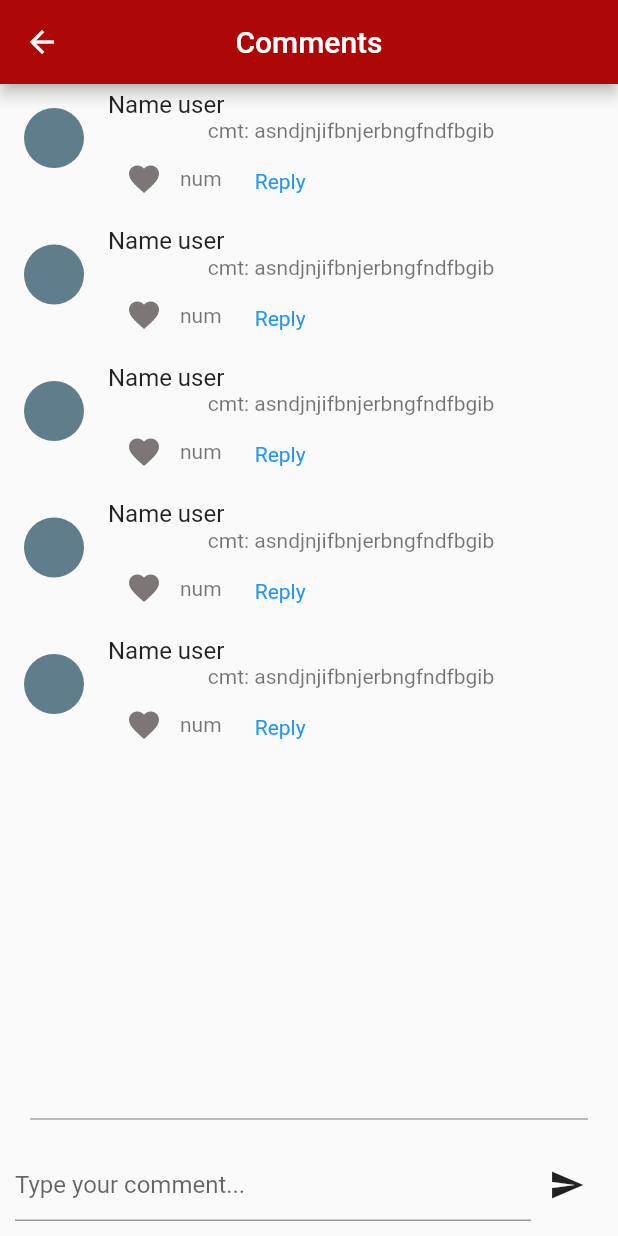
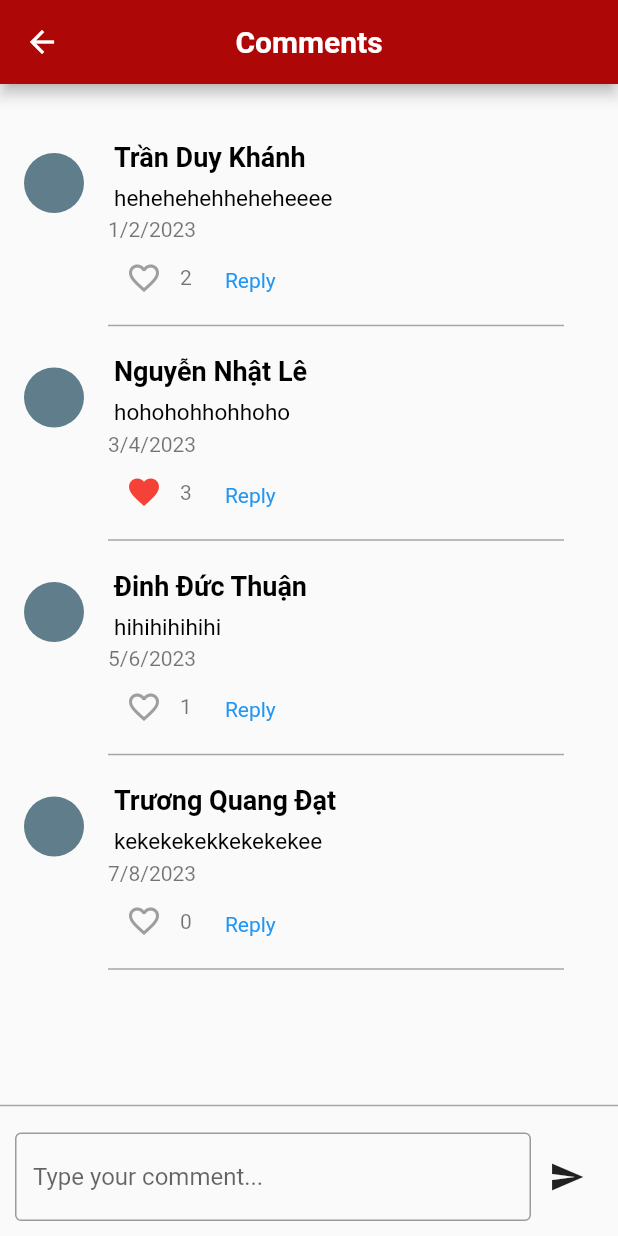
Before and after one commit to duykhanhxx03/ui-project-hochiminh-museum, a Flutter app: the screen it shows after launch, on a phone screen of 412 x 824 dp. Run offline on Flutter 3.47's test engine with Material 2 defaults, Android fonts, the light colour scheme and no system bars; drawn by our look-alikes of keyboard_dismisser.

Commit message:
Update comment screen

```diff
--- /dev/null
+++ b/lib/data/comment_data.dart
@@ -0,0 +1,28 @@
+import 'package:ui_project_hochiminh_museum/models/comment_info.dart';
+
+List<CommentInfo> commentList = [
+  CommentInfo(
+    userId: '1',
+    content: "hehehehehheheheeee",
+    userLiked: ['1', '4'],
+    date: DateTime(2023, 1, 2),
+  ),
+  CommentInfo(
+    userId: '2',
+    content: "hohohohhohhoho ",
+    userLiked: ['1', '3', '2'],
+    date: DateTime(2023, 3, 4),
+  ),
+  CommentInfo(
+    userId: '3',
+    content: "hihihihihihi",
+    userLiked: ['1'],
+    date: DateTime(2023, 5, 6),
+  ),
+  CommentInfo(
+    userId: '4',
+    content: "kekekekekkekekekee",
+    userLiked: [],
+    date: DateTime(2023, 7, 8),
+  ),
+];
--- a/lib/data/user_data.dart
+++ b/lib/data/user_data.dart
@@ -1 +1,8 @@
-import 'package:ui_project_hochiminh_museum/screens/quiz/review.dart';
+import 'package:ui_project_hochiminh_museum/models/user_info.dart';
+
+const userList = [
+  UserInfo(id: 1, userName: 'duykhanhxx03', fullName: "Trần Duy Khánh"),
+  UserInfo(id: 2, userName: 'leeee', fullName: "Nguyễn Nhật Lê"),
+  UserInfo(id: 3, userName: 'thuanne', fullName: "Đinh Đức Thuận"),
+  UserInfo(id: 4, userName: 'datisme', fullName: "Trương Quang Đạt"),
+];
--- /dev/null
+++ b/lib/models/comment_info.dart
@@ -0,0 +1,32 @@
+import 'package:intl/intl.dart';
+
+class CommentInfo {
+  CommentInfo(
+      {required this.userId,
+      required this.content,
+      required this.date,
+      required this.userLiked});
+  String userId;
+  // String commentId;
+  String content;
+  var userLiked = [];
+  final formatter = DateFormat.yMd();
+  final DateTime date;
+
+  bool isContain(String userId) {
+    return userLiked.contains(userId);
+  }
+
+  void toggleLike(String userId) {
+    if (isContain(userId)) {
+      userLiked.remove(userId);
+    } else {
+      userLiked.add(userId);
+    }
+  }
+
+  // ignore: non_constant_identifier_names
+  String get FormattedDate {
+    return formatter.format(date);
+  }
+}
--- /dev/null
+++ b/lib/models/user_info.dart
@@ -0,0 +1,7 @@
+class UserInfo {
+  const UserInfo(
+      {required this.id, required this.userName, required this.fullName});
+  final int id;
+  final String userName;
+  final String fullName;
+}
--- a/lib/screens/quiz/quiz_home.dart
+++ b/lib/screens/quiz/quiz_home.dart
@@ -1,9 +1,10 @@
 import 'package:flutter/material.dart';
 
 class QuizHome extends StatelessWidget {
+  const QuizHome({super.key});
+
   @override
   Widget build(BuildContext context) {
-    // TODO: implement build
     throw UnimplementedError();
   }
 }
--- a/lib/screens/quiz/review.dart
+++ b/lib/screens/quiz/review.dart
@@ -1,17 +1,37 @@
+// ignore_for_file: library_private_types_in_public_api, must_be_immutable
+
 import 'package:flutter/material.dart';
 import 'package:keyboard_dismisser/keyboard_dismisser.dart';
+import 'package:ui_project_hochiminh_museum/data/comment_data.dart';
+import 'package:ui_project_hochiminh_museum/models/comment_info.dart';
+import 'package:ui_project_hochiminh_museum/widgets/comment.dart';
 
 class ReviewScreen extends StatefulWidget {
   const ReviewScreen({super.key});
-
   @override
-  State<ReviewScreen> createState() {
-    return _ReviewScreen();
-  }
+  _ReviewScreen createState() => _ReviewScreen();
 }
 
 class _ReviewScreen extends State<ReviewScreen> {
-  Color _iconColor = const Color.fromARGB(255, 124, 118, 118);
+  TextEditingController commentController = TextEditingController();
+
+  void addComment() {
+    String myComment = commentController.text;
+    if (myComment.isNotEmpty) {
+      setState(() {
+        CommentInfo newComment = CommentInfo(
+          userId: '3',
+          content: myComment,
+          userLiked: [],
+          date: DateTime.now(),
+        );
+        commentList.add(newComment);
+        commentController.clear();
+        FocusScope.of(context).unfocus();
+      });
+    }
+  }
+
   @override
   Widget build(BuildContext context) {
     return MaterialApp(
@@ -22,77 +42,44 @@ class _ReviewScreen extends State<ReviewScreen> {
             leading: const BackButton(
               color: Color.fromARGB(255, 255, 255, 255),
             ),
-            title: const Text('Comments'),
+            title: const Text(
+              'Comments',
+              style: TextStyle(
+                fontWeight: FontWeight.bold,
+              ),
+            ),
             centerTitle: true),
         body: Column(
           children: [
+            const SizedBox(height: 30),
             Expanded(
               child: ListView.builder(
-                itemCount: 5,
+                itemCount: commentList.length,
                 itemBuilder: (context, index) {
-                  return ListTile(
-                    leading: const CircleAvatar(
-                      //Avatar
-                      backgroundColor: Colors.blueGrey,
-                    ),
-                    title: const Text('Name user'),
-                    subtitle: Column(
-                      children: [
-                        const Text(
-                          'cmt: asndjnjifbnjerbngfndfbgib',
-                          textAlign: TextAlign.left,
-                        ),
-                        Row(
-                          children: [
-                            IconButton(
-                              onPressed: () {
-                                setState(() {
-                                  _iconColor =
-                                      const Color.fromARGB(255, 233, 4, 4);
-                                });
-                              },
-                              icon: Icon(Icons.favorite, color: _iconColor),
-                            ),
-                            const Text('num'), // so luot tha tim
-                            TextButton(
-                              style: TextButton.styleFrom(
-                                alignment: Alignment.bottomRight,
-                                textStyle: const TextStyle(fontSize: 14),
-                              ),
-                              onPressed: () {},
-                              child: const Text('Reply'),
-                            )
-                          ],
-                        ),
-                      ],
-                    ),
-                  );
+                  return Comment(commentInfo: commentList[index]);
                 },
               ),
             ),
             const Divider(
-              height: 20,
               thickness: 1,
-              indent: 20,
-              endIndent: 20,
               color: Color.fromARGB(255, 167, 165, 165),
             ),
             Padding(
               padding: const EdgeInsets.all(10.0),
               child: Row(
                 children: [
-                  const Expanded(
+                  Expanded(
                     child: TextField(
-                      decoration: InputDecoration(
+                      controller: commentController,
+                      decoration: const InputDecoration(
+                        border: OutlineInputBorder(),
                         hintText: 'Type your comment...',
                       ),
                     ),
                   ),
                   IconButton(
                     icon: const Icon(Icons.send),
-                    onPressed: () {
-                      // Xử lý khi người dùng gửi bình luận
-                    },
+                    onPressed: addComment,
                   ),
                 ],
               ),
--- /dev/null
+++ b/lib/widgets/comment.dart
@@ -0,0 +1,247 @@
+// ignore_for_file: must_be_immutable
+
+import 'package:flutter/material.dart';
+import 'package:ui_project_hochiminh_museum/data/user_data.dart';
+import 'package:ui_project_hochiminh_museum/models/comment_info.dart';
+import 'package:ui_project_hochiminh_museum/models/user_info.dart';
+
+class Comment extends StatefulWidget {
+  Comment({
+    super.key,
+    required this.commentInfo,
+  });
+  CommentInfo commentInfo;
+
+  @override
+  State<Comment> createState() => _CommentState();
+}
+
+class ReplyComment {
+  final String id;
+  final String content;
+  final String parentId;
+
+  ReplyComment({
+    required this.id,
+    required this.content,
+    required this.parentId,
+  });
+}
+
+class _CommentState extends State<Comment> {
+  List<ReplyComment> replyCommentList = [];
+  TextEditingController replyController = TextEditingController();
+  String? parentId;
+
+  void replyComment(String parentId, String content) {
+    ReplyComment newComment = ReplyComment(
+      id: 3.toString(),
+      content: content,
+      parentId: parentId,
+    );
+    setState(() {
+      replyCommentList.add(newComment);
+      // parentId = null;
+      replyController.clear();
+    });
+  }
+
+  List<ReplyComment> getReplyComments(String parentId) {
+    return replyCommentList
+        .where((comment) => comment.parentId == parentId)
+        .toList();
+  }
+
+  @override
+  Widget build(BuildContext context) {
+    final isLiked = widget.commentInfo.isContain('3');
+    UserInfo? user = userList.firstWhere(
+      (e) => e.id.toString() == widget.commentInfo.userId,
+    );
+    return ListTile(
+      leading: const CircleAvatar(
+        //Avatar
+        backgroundColor: Colors.blueGrey,
+      ),
+      title: Padding(
+        padding: const EdgeInsets.all(4.0),
+        child: Text(
+          // ignore: unnecessary_string_interpolations
+          '${user.fullName}',
+          style: const TextStyle(
+            fontWeight: FontWeight.bold,
+            fontSize: 18,
+            color: Color.fromARGB(255, 0, 0, 0),
+          ),
+        ),
+      ),
+      subtitle: Column(
+        crossAxisAlignment: CrossAxisAlignment.start,
+        children: [
+          Padding(
+            padding: const EdgeInsets.all(4.0),
+            child: Text(
+              widget.commentInfo.content,
+              style: const TextStyle(
+                fontSize: 15,
+                color: Color.fromARGB(255, 0, 0, 0),
+              ),
+            ),
+          ),
+          Text(widget.commentInfo.FormattedDate),
+          Row(
+            children: [
+              IconButton(
+                  icon: Icon(
+                    isLiked ? Icons.favorite : Icons.favorite_outline,
+                    color: isLiked ? Colors.red : Colors.grey,
+                  ),
+                  onPressed: () {
+                    setState(() {
+                      widget.commentInfo.toggleLike('3');
+                    });
+                  }),
+              Text(widget.commentInfo.userLiked.length
+                  .toString()), // Số lượt thả tim cmt
+              TextButton(
+                style: TextButton.styleFrom(
+                  alignment: Alignment.bottomRight,
+                  textStyle: const TextStyle(fontSize: 14),
+                ),
+                onPressed: () {
+                  // Mở hộp thoại để trả lời bình luận
+                  showDialog(
+                    context: context,
+                    builder: (context) {
+                      return AlertDialog(
+                        title: const Text('Reply'),
+                        content: TextField(
+                          controller: replyController,
+                          decoration: const InputDecoration(
+                            hintText: 'Type your comment',
+                          ),
+                        ),
+                        actions: [
+                          TextButton(
+                            onPressed: () {
+                              Navigator.pop(context);
+                            },
+                            child: const Text('Cancel'),
+                          ),
+                          TextButton(
+                            onPressed: () {
+                              replyComment(widget.commentInfo.userId,
+                                  replyController.text);
+                              Navigator.pop(context);
+                            },
+                            child: const Text('Send'),
+                          ),
+                        ],
+                      );
+                    },
+                  );
+                },
+                child: const Text('Reply'),
+              ),
+            ],
+          ),
+          Column(
+            children:
+                getReplyComments(widget.commentInfo.userId).map((replyComment) {
+              return ListTile(
+                leading: const CircleAvatar(
+                  backgroundColor: Colors.blueGrey,
+                ),
+                title: const Padding(
+                  padding: EdgeInsets.all(4.0),
+                  child: Text(
+                    // ignore: unnecessary_string_interpolations
+                    //'${user.fullName}',
+                    'Nguyễn Nhật Lê', // Để tạm ntn  :)))
+                    style: TextStyle(
+                      fontWeight: FontWeight.bold,
+                      color: Color.fromARGB(255, 0, 0, 0),
+                    ),
+                  ),
+                ),
+                subtitle: Column(
+                  crossAxisAlignment: CrossAxisAlignment.start,
+                  children: [
+                    Padding(
+                      padding: const EdgeInsets.all(4.0),
+                      child: Text(
+                        replyComment.content,
+                        style: const TextStyle(
+                          color: Color.fromARGB(255, 0, 0, 0),
+                        ),
+                      ),
+                    ),
+                    Text(widget.commentInfo.FormattedDate),
+                    Row(
+                      children: [
+                        IconButton(
+                            icon: Icon(
+                              isLiked ? Icons.favorite : Icons.favorite_outline,
+                              color: isLiked ? Colors.red : Colors.grey,
+                            ),
+                            onPressed: () {
+                              setState(() {
+                                widget.commentInfo.toggleLike('3');
+                              });
+                            }),
+                        Text(widget.commentInfo.userLiked.length
+                            .toString()), // Số lượt thả tim cmt
+                        TextButton(
+                          style: TextButton.styleFrom(
+                            alignment: Alignment.bottomRight,
+                            textStyle: const TextStyle(fontSize: 14),
+                          ),
+                          onPressed: () {
+                            // Mở hộp thoại để trả lời bình luận
+                            showDialog(
+                              context: context,
+                              builder: (context) {
+                                return AlertDialog(
+                                  title: const Text('Reply'),
+                                  content: TextField(
+                                    controller: replyController,
+                                    decoration: const InputDecoration(
+                                      hintText: 'Type your comment ',
+                                    ),
+                                  ),
+                                  actions: [
+                                    TextButton(
+                                      onPressed: () {
+                                        Navigator.pop(context);
+                                      },
+                                      child: const Text('Cancel'),
+                                    ),
+                                    TextButton(
+                                      onPressed: () {},
+                                      child: const Text('Send'),
+                                    ),
+                                  ],
+                                );
+                              },
+                            );
+                          },
+                          child: const Text('Reply'),
+                        ),
+                      ],
+                    ),
+                  ],
+                ),
+              );
+            }).toList(),
+          ),
+          const Divider(
+            thickness: 1,
+            indent: 0,
+            endIndent: 20,
+            color: Color.fromARGB(255, 167, 165, 165),
+          ),
+        ],
+      ),
+    );
+  }
+}
--- a/pubspec.yaml
+++ b/pubspec.yaml
@@ -36,6 +36,7 @@ dependencies:
   # The following adds the Cupertino Icons font to your application.
   # Use with the CupertinoIcons class for iOS style icons.
   cupertino_icons: ^1.0.2
+  intl: ^0.18.1
 
 dev_dependencies:
   flutter_test:
```
Also changed, not shown: lib/data/dummy_data.dart (line endings or trailing spaces), pubspec.lock.
